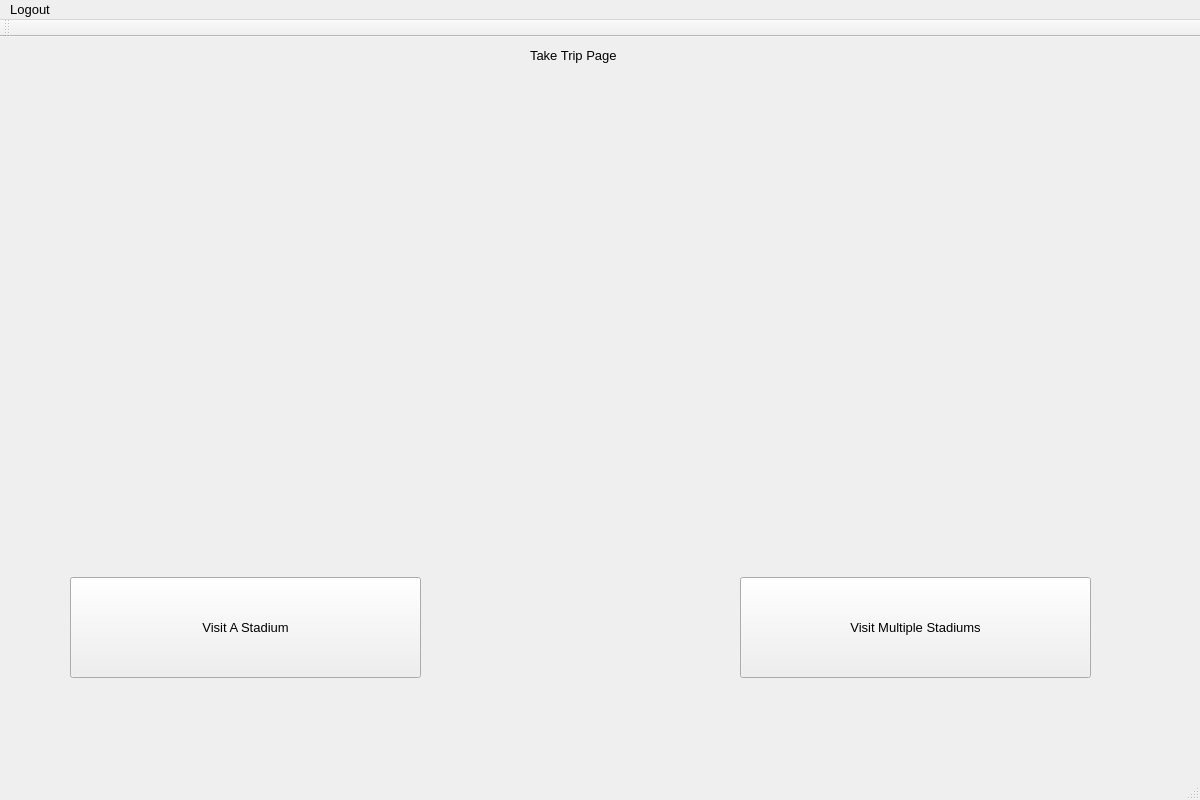
Qt form ALAYO/mainwindow.ui (akarapetian/ALAYO---Project-2) before a commit.
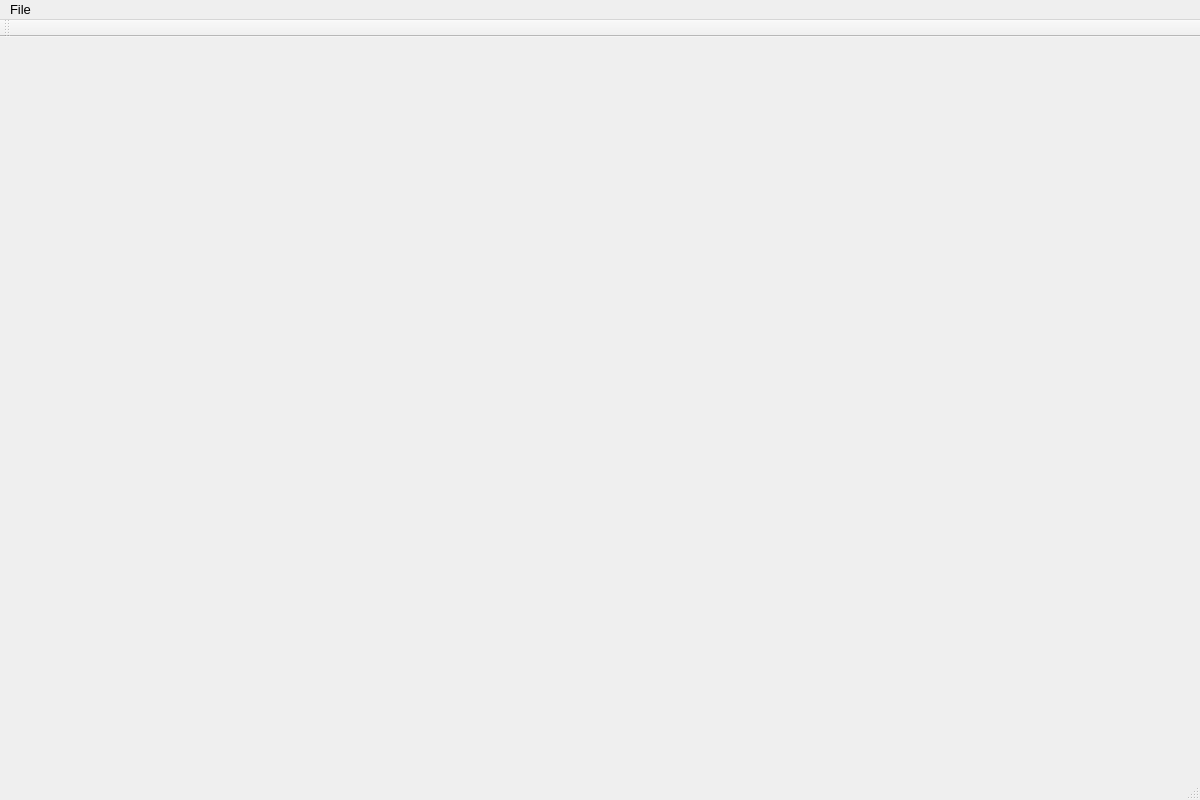
The same form after that commit. The open tabs and pages were chosen to show the change.

```diff
--- a/ALAYO/mainwindow.ui
+++ b/ALAYO/mainwindow.ui
@@ -46,7 +46,7 @@
    <widget class="QStackedWidget" name="primaryPageStackedWidget">
     <property name="geometry">
      <rect>
-      <x>-20</x>
+      <x>0</x>
       <y>0</y>
       <width>1201</width>
       <height>761</height>
@@ -674,6 +674,7 @@
           </property>
          </widget>
         </widget>
+        <widget class="QWidget" name="singleSelectionPage"/>
        </widget>
       </widget>
       <widget class="QWidget" name="informationPage">
@@ -1570,7 +1571,7 @@
    </property>
    <widget class="QMenu" name="menuFile">
     <property name="title">
-     <string>Logout</string>
+     <string>File</string>
     </property>
     <addaction name="actionLogout"/>
    </widget>
```
Left out of the diff: 2 changed lines with no effect on the pictures.
